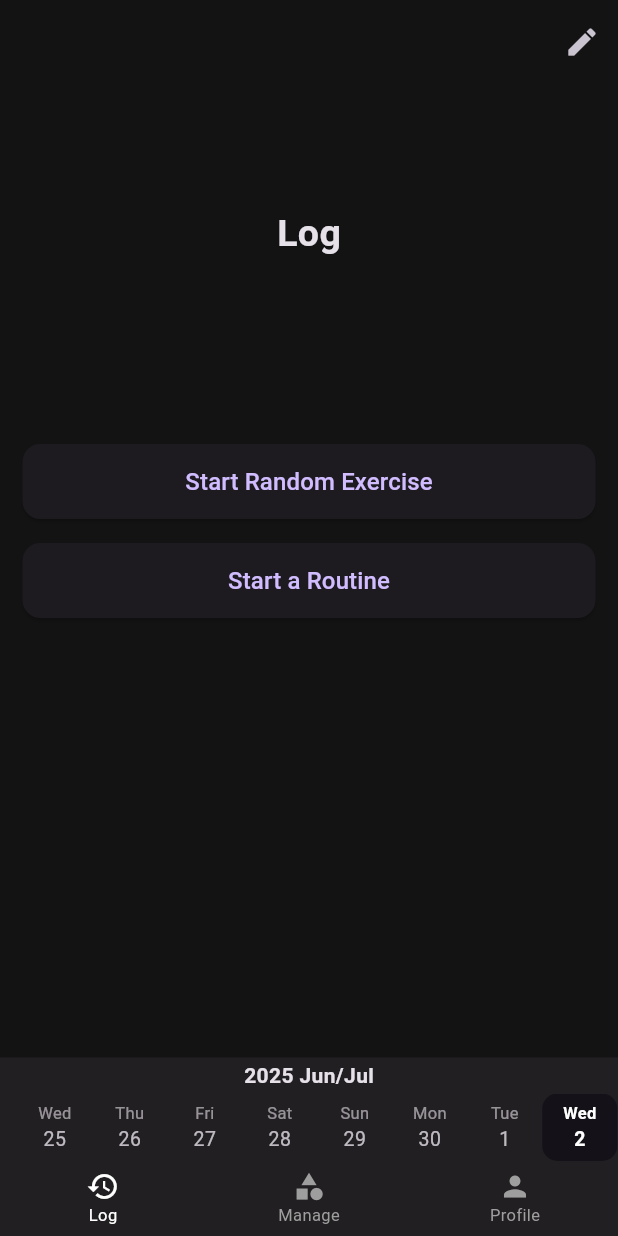
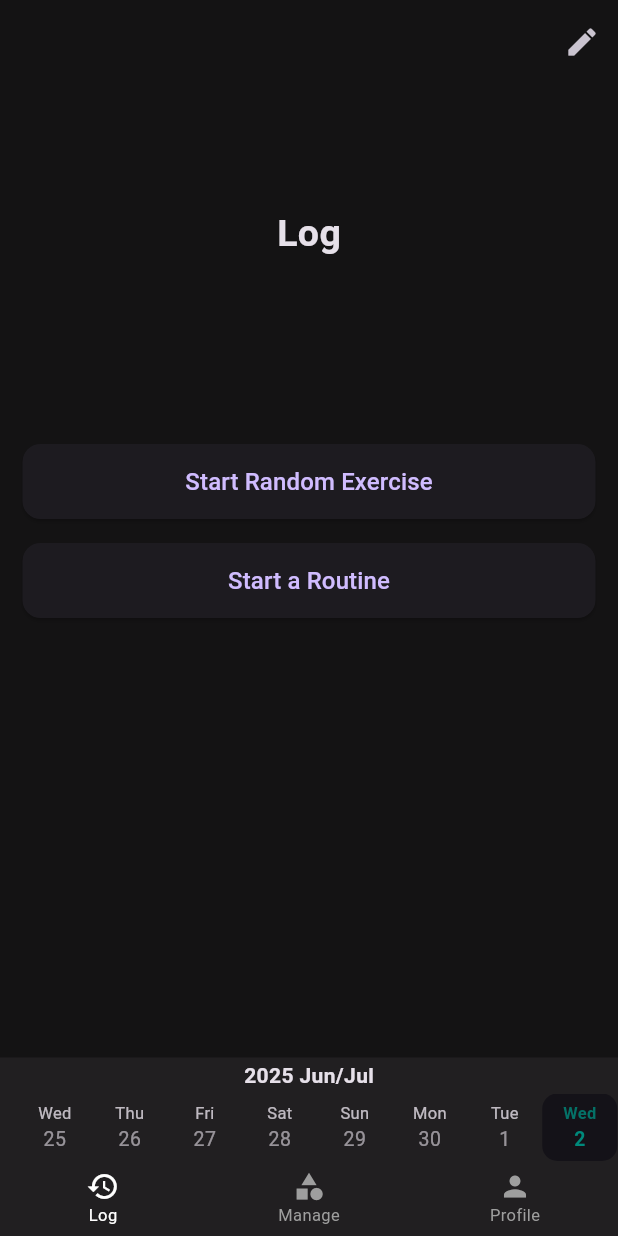
Before and after one commit to PebbleHearts/rep-records, a Flutter app: the screen it shows after launch, on a phone screen of 412 x 824 dp. Run offline on Flutter 3.47's test engine with Material 3 defaults, Android fonts, the phone set to English and light mode, and no system bars; our stand-ins replace drift, shared_preferences, supabase_flutter; accounts and stored records are empty; generated files the repository leaves out were written again; statements that could not run were skipped.

Commit message:
feat: display the today's date in a specific color in the horizontal_date_selector component

```diff
--- a/lib/components/horizontal-date-selector/date_item.dart
+++ b/lib/components/horizontal-date-selector/date_item.dart
@@ -18,7 +18,39 @@ class DateItem extends StatelessWidget {
     String formattedDay = DateFormat('d').format(dateObject);
     String formattedDateString = DateFormat('dd-MM-yyyy').format(dateObject);
 
+    // Check if this date is today
+    final today = DateTime.now();
+    final todayFormatted = DateFormat('dd-MM-yyyy').format(today);
+    bool isToday = formattedDateString == todayFormatted;
+
     bool isDateSelected = formattedDateString == selectedDate;
+
+    // Determine colors based on state
+    Color backgroundColor;
+    Color textColor;
+    FontWeight fontWeight;
+
+    if (isDateSelected && isToday) {
+      // Selected date that is also today - use today's color
+      backgroundColor = Theme.of(context).primaryColor;
+      textColor = Colors.teal.shade600; // Teal color for today
+      fontWeight = FontWeight.bold;
+    } else if (isDateSelected) {
+      // Selected date - primary color
+      backgroundColor = Theme.of(context).primaryColor;
+      textColor = Colors.white;
+      fontWeight = FontWeight.bold;
+    } else if (isToday) {
+      // Today's date - only teal text
+      backgroundColor = Colors.transparent;
+      textColor = Colors.teal.shade600;
+      fontWeight = FontWeight.w600;
+    } else {
+      // Regular date
+      backgroundColor = Colors.transparent;
+      textColor = Theme.of(context).textTheme.bodyMedium?.color?.withOpacity(0.6) ?? Colors.grey;
+      fontWeight = FontWeight.normal;
+    }
 
     return InkWell(
       onTap: () => onDateTap(dateObject),
@@ -27,7 +59,7 @@ class DateItem extends StatelessWidget {
         width: 50,
         height: 45,
         decoration: BoxDecoration(
-          color: isDateSelected ? Theme.of(context).primaryColor : Colors.transparent,
+          color: backgroundColor,
           borderRadius: BorderRadius.circular(10),
         ),
         child: Column(
@@ -38,20 +70,16 @@ class DateItem extends StatelessWidget {
               formattedDate,
               style: TextStyle(
                 fontSize: 11,
-                fontWeight: isDateSelected ? FontWeight.bold : FontWeight.normal,
-                color: isDateSelected
-                  ? Colors.white
-                  : Theme.of(context).textTheme.bodyMedium?.color?.withOpacity(0.6),
+                fontWeight: fontWeight,
+                color: textColor.withOpacity(0.8),
               ),
             ),
             Text(
               formattedDay,
               style: TextStyle(
                 fontSize: 13,
-                fontWeight: isDateSelected ? FontWeight.bold : FontWeight.normal,
-                color: isDateSelected
-                  ? Colors.white
-                  : Theme.of(context).textTheme.bodyMedium?.color?.withOpacity(0.8),
+                fontWeight: fontWeight,
+                color: textColor,
               ),
             ),
           ],
```
